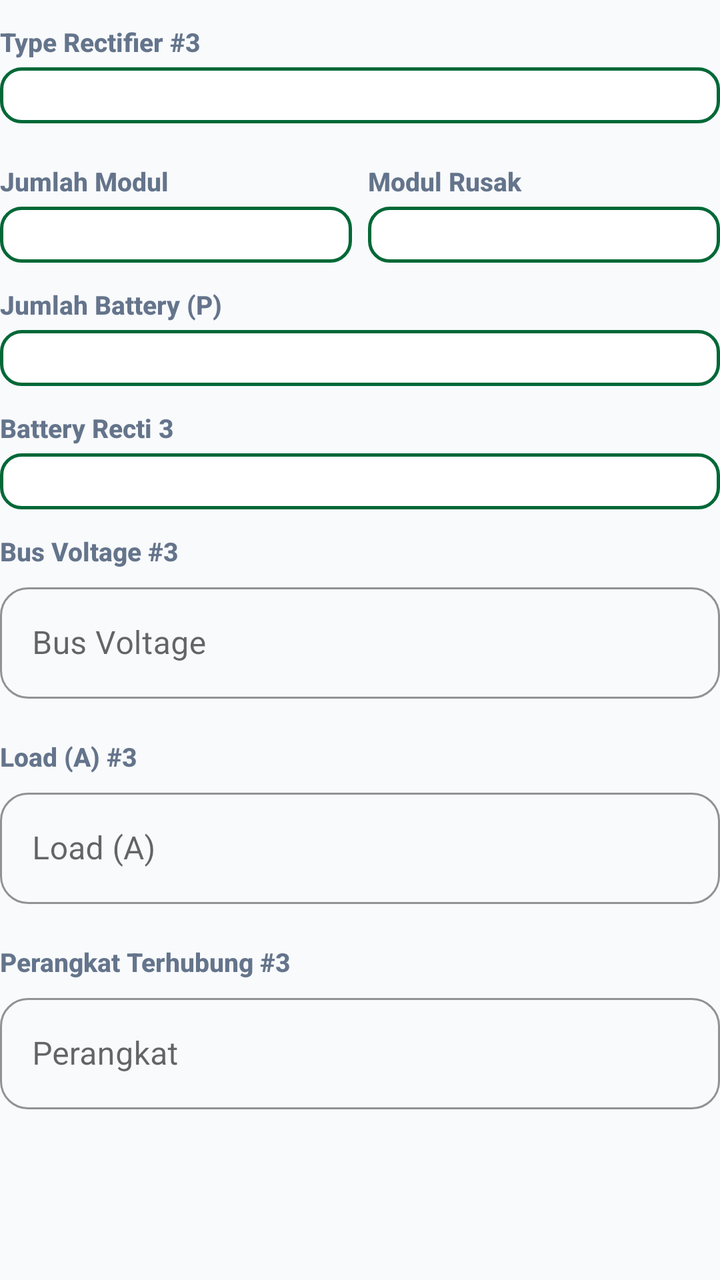
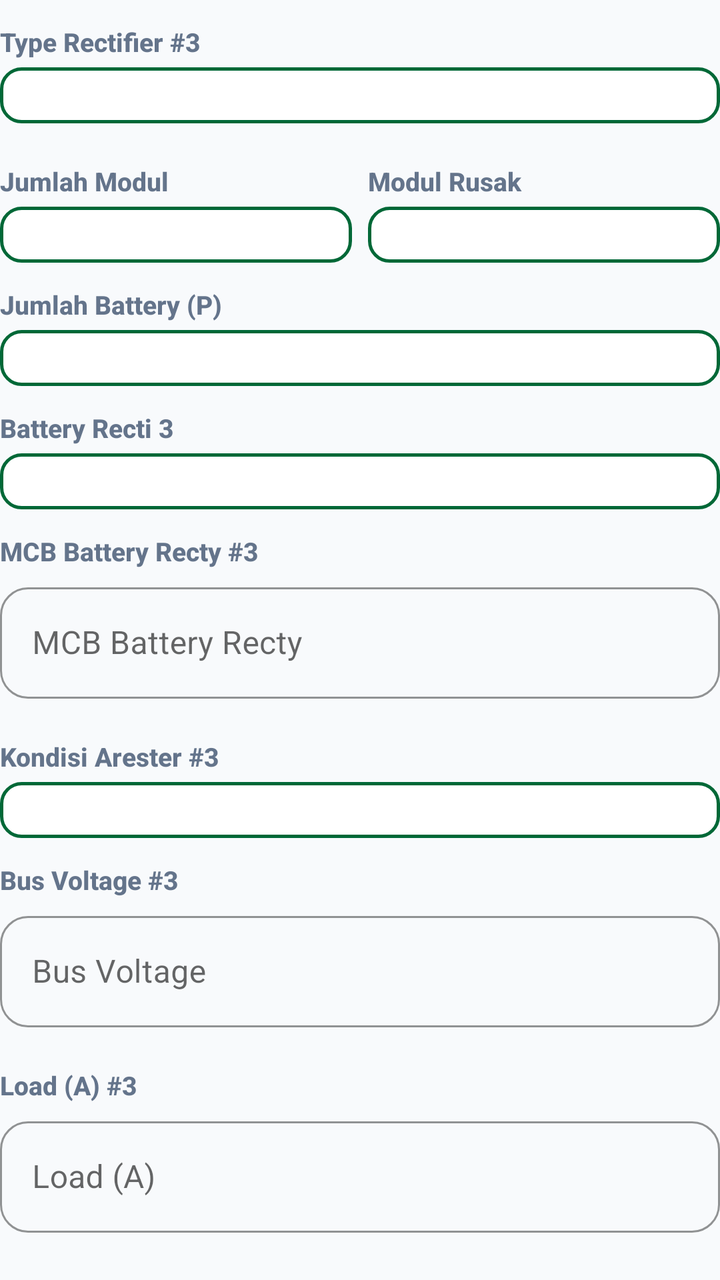

Compare the two renders of this Android layout. The source of the first and the diff that turns it into the second are given below.
<!-- AndroidManifest.xml: application theme Theme.ZamanApps -->
<!-- res/layout/dialog_edit_rectifier3.xml -->
<?xml version="1.0" encoding="utf-8"?>
<LinearLayout xmlns:android="http://schemas.android.com/apk/res/android"
    xmlns:app="http://schemas.android.com/apk/res-auto"
    android:layout_width="match_parent"
    android:layout_height="wrap_content"
    android:orientation="vertical"
    android:paddingBottom="8dp">

    
    <TextView
        style="@style/FieldLabel"
        android:text="Type Rectifier #3" />

    <Spinner
        android:id="@+id/spTypeRectifier3"
        style="@style/SpinnerField" />

    
    <LinearLayout
        android:layout_width="match_parent"
        android:layout_height="wrap_content"
        android:orientation="horizontal"
        android:layout_marginTop="8dp">

        <LinearLayout
            android:layout_width="0dp"
            android:layout_height="wrap_content"
            android:layout_weight="1"
            android:layout_marginEnd="4dp"
            android:orientation="vertical">

            <TextView
                style="@style/FieldLabel"
                android:text="Jumlah Modul" />

            <Spinner
                android:id="@+id/spJumlahModul3"
                style="@style/SpinnerField" />
        </LinearLayout>

        <LinearLayout
            android:layout_width="0dp"
            android:layout_height="wrap_content"
            android:layout_weight="1"
            android:layout_marginStart="4dp"
            android:orientation="vertical">

            <TextView
                style="@style/FieldLabel"
                android:text="Modul Rusak" />

            <Spinner
                android:id="@+id/spJumlahModulRusak3"
                style="@style/SpinnerField" />
        </LinearLayout>
    </LinearLayout>

    
    <TextView
        style="@style/FieldLabel"
        android:text="Jumlah Battery (P)" />

    <Spinner
        android:id="@+id/spJumlahBattery3"
        style="@style/SpinnerField" />

    <TextView
        style="@style/FieldLabel"
        android:text="Battery Recti 3" />

    <Spinner
        android:id="@+id/spBatteryRecti3"
        style="@style/SpinnerField" />

    
    <TextView
        style="@style/FieldLabel"
        android:text="Bus Voltage #3" />

    <com.google.android.material.textfield.TextInputLayout
        style="@style/ZamanTextInputLayout"
        android:layout_width="match_parent"
        android:layout_height="wrap_content"
        android:layout_marginBottom="8dp">

        <com.google.android.material.textfield.TextInputEditText
            android:id="@+id/editBusVoltage3"
            android:layout_width="match_parent"
            android:layout_height="wrap_content"
            android:hint="Bus Voltage"
            android:inputType="numberDecimal" />
    </com.google.android.material.textfield.TextInputLayout>

    
    <TextView
        style="@style/FieldLabel"
        android:text="Load (A) #3" />

    <com.google.android.material.textfield.TextInputLayout
        style="@style/ZamanTextInputLayout"
        android:layout_width="match_parent"
        android:layout_height="wrap_content"
        android:layout_marginBottom="8dp">

        <com.google.android.material.textfield.TextInputEditText
            android:id="@+id/editLoadA3"
            android:layout_width="match_parent"
            android:layout_height="wrap_content"
            android:hint="Load (A)"
            android:inputType="numberDecimal" />
    </com.google.android.material.textfield.TextInputLayout>

    
    <TextView
        style="@style/FieldLabel"
        android:text="Perangkat Terhubung #3" />

    <com.google.android.material.textfield.TextInputLayout
        style="@style/ZamanTextInputLayout"
        android:layout_width="match_parent"
        android:layout_height="wrap_content"
        android:layout_marginBottom="8dp">

        <com.google.android.material.textfield.TextInputEditText
            android:id="@+id/editPerangkat3"
            android:layout_width="match_parent"
            android:layout_height="wrap_content"
            android:hint="Perangkat"
            android:inputType="text" />
    </com.google.android.material.textfield.TextInputLayout>

</LinearLayout>
<!-- resources referenced by this layout -->
<resources>
  <style name="FieldLabel">
          <item name="android:layout_width">match_parent</item>
          <item name="android:layout_height">wrap_content</item>
          <item name="android:layout_marginTop">12dp</item>
          <item name="android:layout_marginBottom">4dp</item>
          <item name="android:textColor">@color/text_secondary</item>
          <item name="android:textSize">13sp</item>
          <item name="android:textStyle">bold</item>
          <item name="android:fontFamily">sans-serif-medium</item>
      </style>
  <style name="SpinnerField" parent="SpinnerFieldModern" />
  <style name="ZamanTextInputLayout" parent="Widget.MaterialComponents.TextInputLayout.OutlinedBox">
          <item name="boxCornerRadiusTopStart">14dp</item>
          <item name="boxCornerRadiusTopEnd">14dp</item>
          <item name="boxCornerRadiusBottomStart">14dp</item>
          <item name="boxCornerRadiusBottomEnd">14dp</item>
          <item name="boxStrokeColor">@color/brand_primary</item>
          <item name="hintTextColor">@color/brand_primary</item>
          <item name="startIconTint">@color/brand_primary</item>
      </style>
  <color name="text_secondary">#64748B</color>
  <style name="SpinnerFieldModern" parent="Widget.AppCompat.Spinner">
          <item name="android:layout_width">match_parent</item>
          <item name="android:layout_height">wrap_content</item>
          <item name="android:background">@drawable/spinner_background_modern</item>
          <item name="android:padding">14dp</item>
          <item name="android:textSize">15sp</item>
          <item name="android:textColor">@color/text_primary</item>
          <item name="android:popupBackground">@color/card_bg</item>
          <item name="android:overlapAnchor">false</item>
      </style>
  <color name="brand_primary">#006837</color>
  <color name="brand_primary_dark">#004D25</color>
  <color name="white">#FFFFFF</color>
  <color name="brand_accent">#00A859</color>
  <color name="section_bg">#F8FAFC</color>
  <color name="text_primary">#0F172A</color>
  <style name="ZamanButton" parent="Widget.MaterialComponents.Button">
          <item name="android:insetTop">0dp</item>
          <item name="android:insetBottom">0dp</item>
          <item name="android:paddingTop">0dp</item>
          <item name="android:paddingBottom">0dp</item>
          <item name="android:paddingVertical">0dp</item>
          <item name="android:gravity">center</item>
          <item name="android:minHeight">48dp</item>
          <item name="cornerRadius">16dp</item>
          <item name="android:textAllCaps">false</item>
          <item name="android:textStyle">bold</item>
          <item name="android:letterSpacing">0.02</item>
      </style>
  <style name="ZamanCard" parent="Widget.MaterialComponents.CardView">
          <item name="cardCornerRadius">20dp</item>
          <item name="cardElevation">4dp</item>
          <item name="cardBackgroundColor">@color/card_bg</item>
          <item name="android:foreground">?attr/selectableItemBackground</item>
      </style>
  <color name="card_bg">#FFFFFF</color>
  <color name="brand_primary_lightest">#E7F6EC</color>
  <!-- unchanged entries left out for length: 2 -->
</resources>

<!-- the commit's change to res/layout/dialog_edit_rectifier3.xml (unified diff, before → after) -->
@@ -75,6 +75,34 @@
     
     <TextView
         style="@style/FieldLabel"
+        android:text="MCB Battery Recty #3" />
+
+    <com.google.android.material.textfield.TextInputLayout
+        style="@style/ZamanTextInputLayout"
+        android:layout_width="match_parent"
+        android:layout_height="wrap_content"
+        android:layout_marginBottom="8dp">
+
+        <com.google.android.material.textfield.TextInputEditText
+            android:id="@+id/editMcbBatteryRecti3"
+            android:layout_width="match_parent"
+            android:layout_height="wrap_content"
+            android:hint="MCB Battery Recty"
+            android:inputType="numberDecimal" />
+    </com.google.android.material.textfield.TextInputLayout>
+
+    
+    <TextView
+        style="@style/FieldLabel"
+        android:text="Kondisi Arester #3" />
+
+    <Spinner
+        android:id="@+id/spKondisiArester3"
+        style="@style/SpinnerField" />
+
+    
+    <TextView
+        style="@style/FieldLabel"
         android:text="Bus Voltage #3" />
 
     <com.google.android.material.textfield.TextInputLayout
